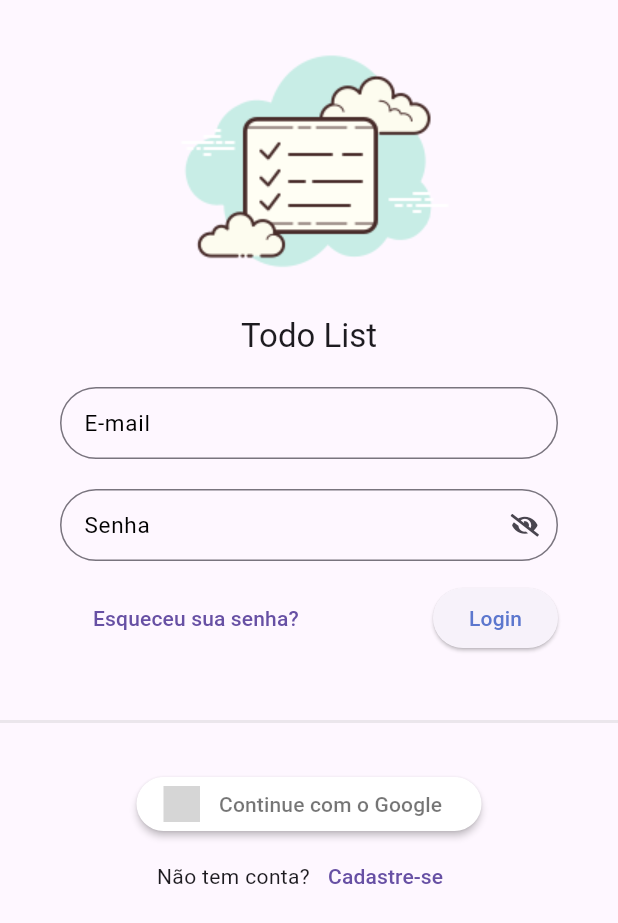
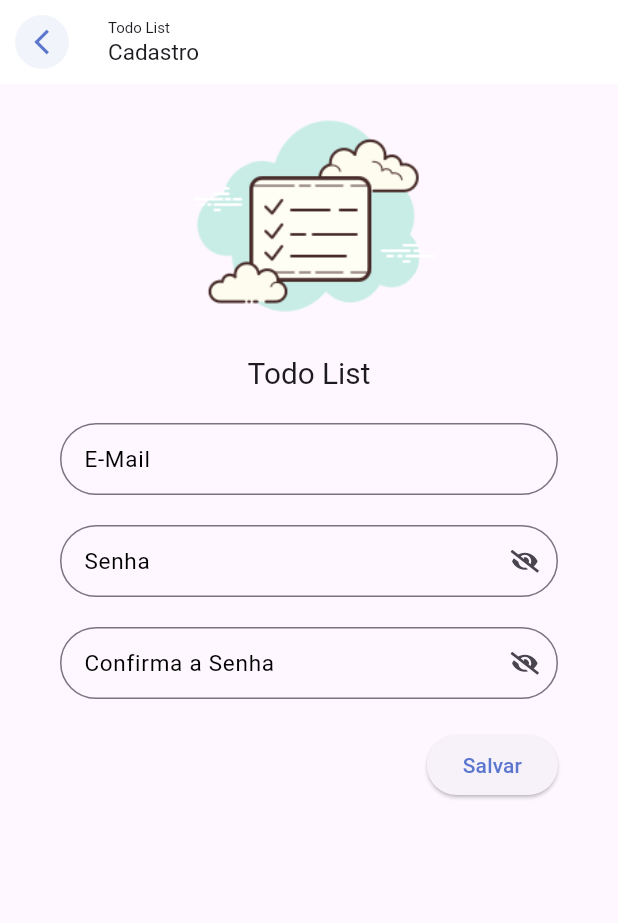
Before and after one commit to carlosdoki/todo_list_provider, a Flutter app: the screen it shows after launch, after a tap on "Cadastre-se", on a phone screen of 412 x 824 dp. Shown: the top 923 px of the screen. Run offline on Flutter 3.47's test engine with Material 3 defaults, Android fonts, the phone set to English and light mode, and no system bars; drawn by our look-alikes of sign_in_button; our stand-ins replace google_fonts, sqflite, sqflite_common, synchronized; accounts and stored records are empty; Roboto replaces fonts that are missing (Mandali); grey boxes are pictures that could not be loaded.

Commit message:
Register

```diff
--- a/lib/app/core/widget/todo_list_field.dart
+++ b/lib/app/core/widget/todo_list_field.dart
@@ -7,12 +7,18 @@ class TodoListField extends StatelessWidget {
   final IconButton? suffixIconButton;
   final bool obscureText;
   final ValueNotifier<bool> obscureTextVN;
+  final TextEditingController? controller;
+  final FormFieldValidator<String>? validator;
+  final TextInputType? keyboardType;
 
   TodoListField({
     Key? key,
     required this.label,
     this.obscureText = false,
     this.suffixIconButton,
+    this.controller,
+    this.validator,
+    this.keyboardType = TextInputType.text,
   })  : assert(obscureText == true ? suffixIconButton == null : true,
             'Obscure text and icon button cannot be used at the same time.'),
         obscureTextVN = ValueNotifier(obscureText),
@@ -24,6 +30,9 @@ class TodoListField extends StatelessWidget {
       valueListenable: obscureTextVN,
       builder: (_, obscureTextValue, child) {
         return TextFormField(
+          controller: controller,
+          validator: validator,
+          keyboardType: keyboardType,
           decoration: InputDecoration(
             labelText: label,
             labelStyle: const TextStyle(
--- a/lib/app/modules/auth/auth_module.dart
+++ b/lib/app/modules/auth/auth_module.dart
@@ -3,11 +3,19 @@ import 'package:provider/provider.dart';
 import '../../core/modules/todo_list_module.dart';
 import 'login/login_controller.dart';
 import 'login/login_page.dart';
+import 'register/register_controller.dart';
+import 'register/register_page.dart';
 
 class AuthModule extends TodoListModule {
   AuthModule()
       : super(
-          bindings: [ChangeNotifierProvider(create: (_) => LoginController())],
-          routers: {'/login': (context) => const LoginPage()},
+          bindings: [
+            ChangeNotifierProvider(create: (_) => LoginController()),
+            ChangeNotifierProvider(create: (_) => RegisterController()),
+          ],
+          routers: {
+            '/login': (context) => const LoginPage(),
+            '/register': (context) => const RegisterPage(),
+          },
         );
 }
--- a/lib/app/modules/auth/login/login_page.dart
+++ b/lib/app/modules/auth/login/login_page.dart
@@ -34,7 +34,9 @@ class LoginPage extends StatelessWidget {
                       child: Form(
                         child: Column(
                           children: [
-                            TodoListField(label: 'E-mail'),
+                            TodoListField(
+                                label: 'E-mail',
+                                keyboardType: TextInputType.emailAddress),
                             const SizedBox(height: 20),
                             TodoListField(
                               label: 'Senha',
@@ -105,7 +107,10 @@ class LoginPage extends StatelessWidget {
                               children: [
                                 const Text('Não tem conta?'),
                                 TextButton(
-                                  onPressed: () {},
+                                  onPressed: () {
+                                    Navigator.of(context)
+                                        .pushNamed('/register');
+                                  },
                                   child: const Text(
                                     'Cadastre-se',
                                   ),
--- /dev/null
+++ b/lib/app/modules/auth/register/register_controller.dart
@@ -0,0 +1,3 @@
+import 'package:flutter/material.dart';
+
+class RegisterController extends ChangeNotifier {}
--- /dev/null
+++ b/lib/app/modules/auth/register/register_page.dart
@@ -0,0 +1,94 @@
+import 'package:flutter/material.dart';
+
+import '../../../core/ui/theme_extensions.dart';
+import '../../../core/widget/todo_list_field.dart';
+import '../../../core/widget/todo_list_logo.dart';
+
+class RegisterPage extends StatelessWidget {
+  const RegisterPage({super.key});
+
+  @override
+  Widget build(BuildContext context) {
+    return Scaffold(
+      appBar: AppBar(
+        automaticallyImplyLeading: false,
+        backgroundColor: Colors.white,
+        title: const Column(
+          crossAxisAlignment: CrossAxisAlignment.start,
+          children: [
+            Text(
+              'Todo List',
+              style: TextStyle(fontSize: 10),
+            ),
+            Text(
+              'Cadastro',
+              style: TextStyle(fontSize: 15),
+            ),
+          ],
+        ),
+        leading: IconButton(
+          onPressed: () => Navigator.pop(context),
+          icon: ClipOval(
+            child: Container(
+              color: context.primaryColor.withAlpha(20),
+              padding: const EdgeInsets.all(8),
+              child: Icon(
+                Icons.arrow_back_ios_outlined,
+                size: 20,
+                color: context.primaryColor,
+              ),
+            ),
+          ),
+        ),
+      ),
+      body: ListView(
+        children: [
+          SizedBox(
+            height: MediaQuery.of(context).size.width * .5,
+            child: const FittedBox(
+              fit: BoxFit.fitHeight,
+              child: TodoListLogo(),
+            ),
+          ),
+          Padding(
+            padding: const EdgeInsets.symmetric(horizontal: 40, vertical: 20),
+            child: Form(
+              child: Column(
+                children: [
+                  TodoListField(
+                      label: 'E-Mail',
+                      keyboardType: TextInputType.emailAddress),
+                  const SizedBox(height: 20),
+                  TodoListField(
+                    label: 'Senha',
+                    obscureText: true,
+                  ),
+                  const SizedBox(height: 20),
+                  TodoListField(
+                    label: 'Confirma a Senha',
+                    obscureText: true,
+                  ),
+                  const SizedBox(height: 20),
+                  Align(
+                    alignment: Alignment.bottomRight,
+                    child: ElevatedButton(
+                      onPressed: () {},
+                      style: ElevatedButton.styleFrom(
+                        shape: RoundedRectangleBorder(
+                          borderRadius: BorderRadius.circular(20),
+                        ),
+                      ),
+                      child: const Text(
+                        'Salvar',
+                      ),
+                    ),
+                  ),
+                ],
+              ),
+            ),
+          )
+        ],
+      ),
+    );
+  }
+}
```
